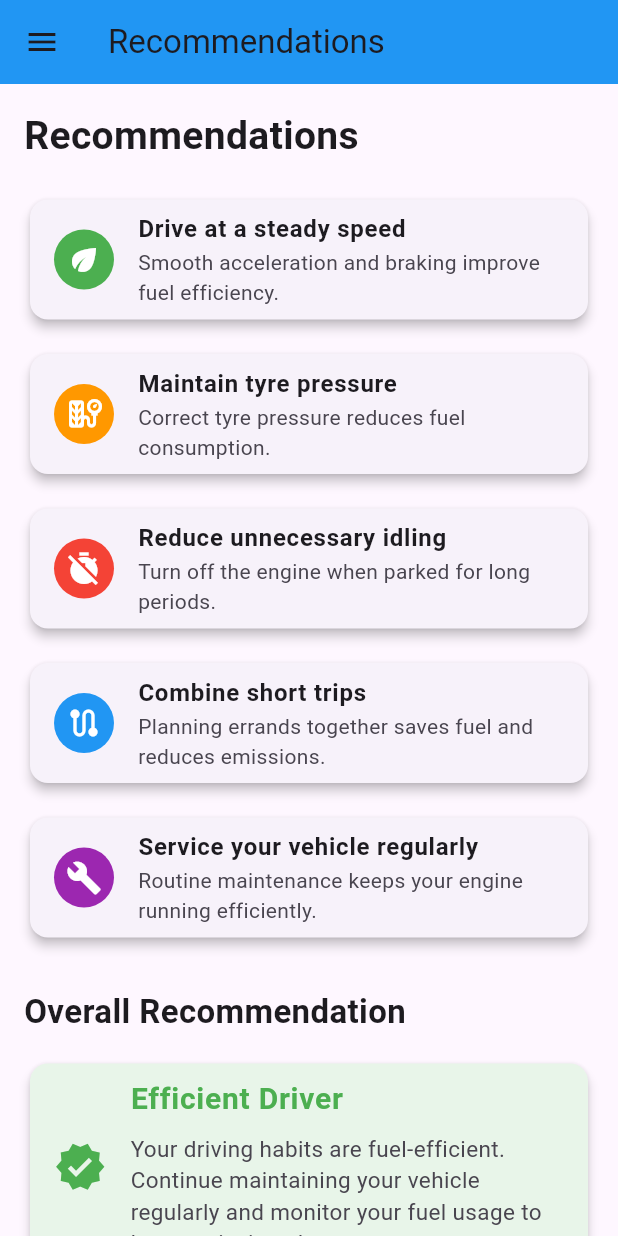
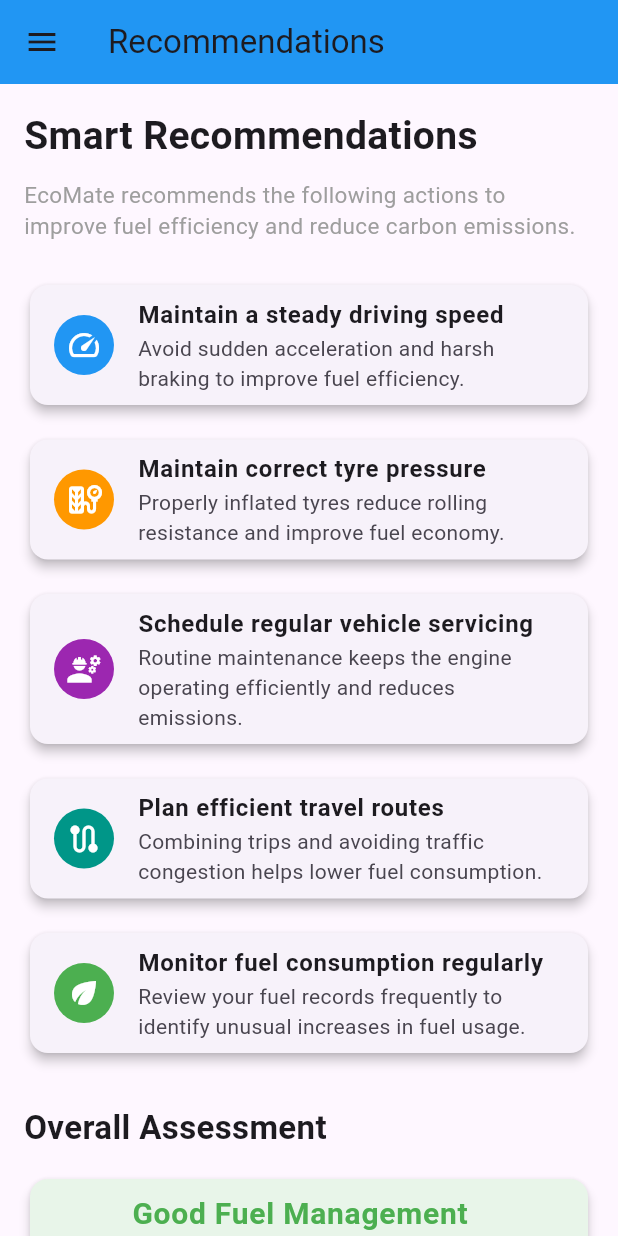
Before and after one commit to Delfine254/EcoMate-Fuel-Emission-Tracker, a Flutter app: the screen it shows after launch, in the side drawer, after a tap on "Recommendations", on a phone screen of 412 x 824 dp. Run offline on Flutter 3.47's test engine with Material 3 defaults, Android fonts, the phone set to English and light mode, and no system bars; our stand-ins replace sqflite, sqflite_common_ffi; accounts and stored records are empty.

Commit message:
Improve recommendation interface

```diff
--- a/lib/screens/recommendations/recommendations_screen.dart
+++ b/lib/screens/recommendations/recommendations_screen.dart
@@ -23,20 +23,30 @@ class RecommendationsScreen extends StatelessWidget {
           children: [
 
             const Text(
-              'Recommendations',
+              'Smart Recommendations',
               style: TextStyle(
                 fontSize: 26,
                 fontWeight: FontWeight.bold,
               ),
             ),
 
-            const SizedBox(height: 20),
+            const SizedBox(height: 10),
+
+            const Text(
+              'EcoMate recommends the following actions to improve fuel efficiency and reduce carbon emissions.',
+              style: TextStyle(
+                color: Colors.grey,
+                fontSize: 15,
+              ),
+            ),
+
+            const SizedBox(height: 25),
 
             _buildRecommendation(
-              Icons.eco,
-              Colors.green,
-              'Drive at a steady speed',
-              'Smooth acceleration and braking improve fuel efficiency.',
+              Icons.speed,
+              Colors.blue,
+              'Maintain a steady driving speed',
+              'Avoid sudden acceleration and harsh braking to improve fuel efficiency.',
             ),
 
             const SizedBox(height: 15),
@@ -44,41 +54,41 @@ class RecommendationsScreen extends StatelessWidget {
             _buildRecommendation(
               Icons.tire_repair,
               Colors.orange,
-              'Maintain tyre pressure',
-              'Correct tyre pressure reduces fuel consumption.',
+              'Maintain correct tyre pressure',
+              'Properly inflated tyres reduce rolling resistance and improve fuel economy.',
             ),
 
             const SizedBox(height: 15),
 
             _buildRecommendation(
-              Icons.timer_off,
-              Colors.red,
-              'Reduce unnecessary idling',
-              'Turn off the engine when parked for long periods.',
+              Icons.engineering,
+              Colors.purple,
+              'Schedule regular vehicle servicing',
+              'Routine maintenance keeps the engine operating efficiently and reduces emissions.',
             ),
 
             const SizedBox(height: 15),
 
             _buildRecommendation(
               Icons.route,
-              Colors.blue,
-              'Combine short trips',
-              'Planning errands together saves fuel and reduces emissions.',
+              Colors.teal,
+              'Plan efficient travel routes',
+              'Combining trips and avoiding traffic congestion helps lower fuel consumption.',
             ),
 
             const SizedBox(height: 15),
 
             _buildRecommendation(
-              Icons.build,
-              Colors.purple,
-              'Service your vehicle regularly',
-              'Routine maintenance keeps your engine running efficiently.',
+              Icons.eco,
+              Colors.green,
+              'Monitor fuel consumption regularly',
+              'Review your fuel records frequently to identify unusual increases in fuel usage.',
             ),
 
             const SizedBox(height: 30),
 
             const Text(
-              'Overall Recommendation',
+              'Overall Assessment',
               style: TextStyle(
                 fontSize: 22,
                 fontWeight: FontWeight.bold,
@@ -95,15 +105,15 @@ class RecommendationsScreen extends StatelessWidget {
                 leading: Icon(
                   Icons.verified,
                   color: Colors.green,
-                  size: 35,
+                  size: 36,
                 ),
 
                 title: Text(
-                  'Efficient Driver',
+                  'Good Fuel Management',
                   style: TextStyle(
+                    color: Colors.green,
+                    fontWeight: FontWeight.bold,
                     fontSize: 20,
-                    fontWeight: FontWeight.bold,
-                    color: Colors.green,
                   ),
                 ),
 
@@ -111,10 +121,7 @@ class RecommendationsScreen extends StatelessWidget {
                   padding: EdgeInsets.only(top: 8),
 
                   child: Text(
-                    'Your driving habits are fuel-efficient. Continue maintaining your vehicle regularly and monitor your fuel usage to keep emissions low.',
-                    style: TextStyle(
-                      fontSize: 15,
-                    ),
+                    'Your recent fuel records indicate efficient vehicle usage. Continue following EcoMate recommendations to maintain good fuel economy and minimize environmental impact.',
                   ),
                 ),
               ),
```
